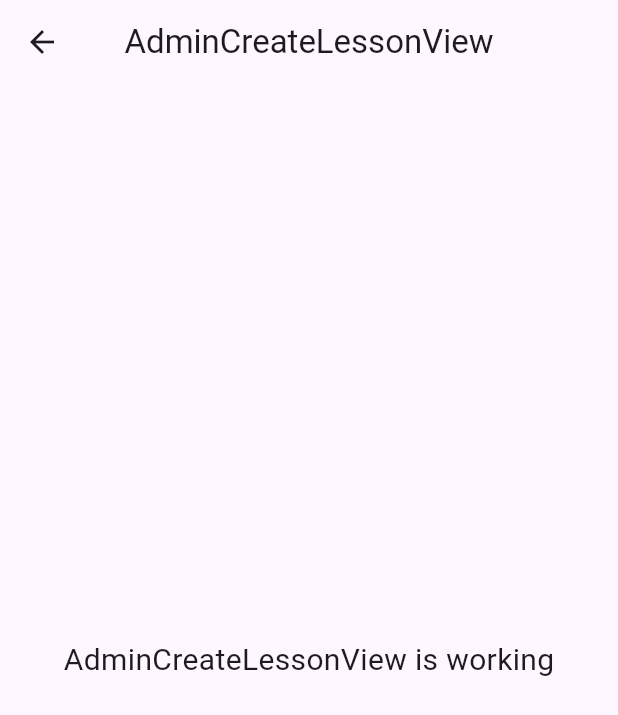
After one commit to Saabithq/edtechAdmin, a Flutter app: the AdminCreateLessonView screen opened directly, on a phone screen of 412 x 824 dp. The commit adds this screen. Shown: the top 715 px of the screen. Run offline on Flutter 3.47's test engine with Material 3 defaults, Android fonts, the light colour scheme and no system bars; our stand-ins replace get.

Commit message:
added lesson create and lesson edit

```diff
--- /dev/null
+++ b/lib/app/modules/admin_create_lesson/views/admin_create_lesson_view.dart
@@ -0,0 +1,24 @@
+import 'package:flutter/material.dart';
+
+import 'package:get/get.dart';
+
+import '../controllers/admin_create_lesson_controller.dart';
+
+class AdminCreateLessonView extends GetView<AdminCreateLessonController> {
+  const AdminCreateLessonView({super.key});
+  @override
+  Widget build(BuildContext context) {
+    return Scaffold(
+      appBar: AppBar(
+        title: const Text('AdminCreateLessonView'),
+        centerTitle: true,
+      ),
+      body: const Center(
+        child: Text(
+          'AdminCreateLessonView is working',
+          style: TextStyle(fontSize: 20),
+        ),
+      ),
+    );
+  }
+}
--- a/lib/app/routes/app_routes.dart
+++ b/lib/app/routes/app_routes.dart
@@ -16,6 +16,8 @@ abstract class Routes {
 
   static var HOME;
   static const THEME = _Paths.THEME;
+  static const ADMIN_EDIT_LESSON = _Paths.ADMIN_EDIT_LESSON;
+  static const ADMIN_CREATE_LESSON = _Paths.ADMIN_CREATE_LESSON;
 }
 
 abstract class _Paths {
@@ -31,4 +33,6 @@ abstract class _Paths {
   static const ADMIN_EDIT_SUBJECT = '/admin-edit-subject';
   static const ADMIN_CREATE_QUIZ = '/admin-create-quiz';
   static const THEME = '/theme';
+  static const ADMIN_EDIT_LESSON = '/admin-edit-lesson';
+  static const ADMIN_CREATE_LESSON = '/admin-create-lesson';
 }
```
Also changed, not shown: lib/app/modules/admin_create_lesson/bindings/admin_create_lesson_binding.dart (added, +12 -0 lines), lib/app/modules/admin_create_lesson/controllers/admin_create_lesson_controller.dart (added, +23 -0 lines), lib/app/modules/admin_edit_lesson/bindings/admin_edit_lesson_binding.dart (added, +12 -0 lines), lib/app/modules/admin_edit_lesson/controllers/admin_edit_lesson_controller.dart (added, +23 -0 lines), lib/app/modules/admin_edit_lesson/views/admin_edit_lesson_view.dart (added, +24 -0 lines), lib/app/routes/app_pages.dart (+14 -0 lines).
